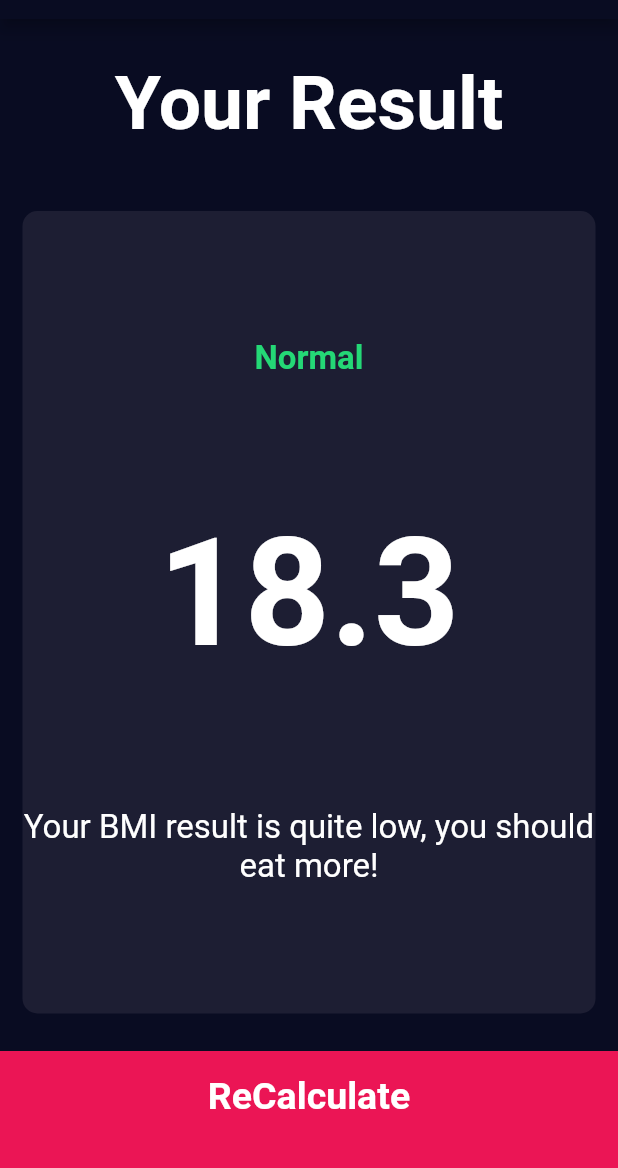
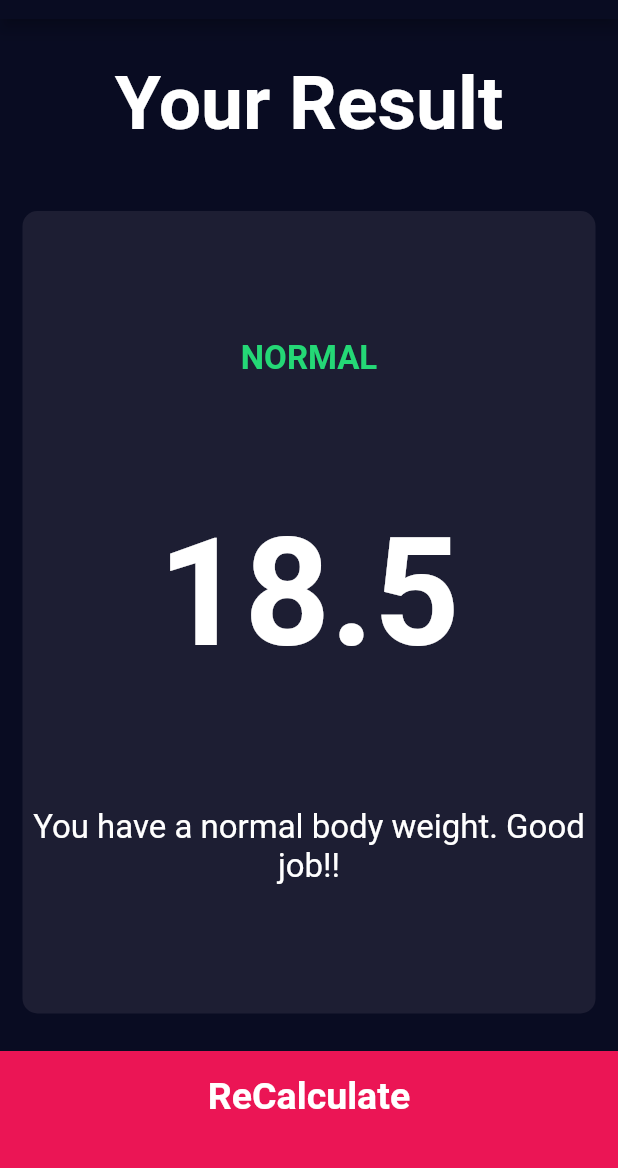
Before and after one commit to ReevMich/Flutter-Training-Series, a Flutter app: the screen it shows after launch, after a tap on "CALCULATE", on a phone screen of 412 x 824 dp, the part 65-1233 px from its top. Run offline on Flutter 3.47's test engine with Material 2 defaults, Android fonts, the light colour scheme and no system bars; our stand-ins replace audioplayers, font_awesome_flutter, rflutter_alert.

Commit message:
implemented BMI functionality

```diff
--- /dev/null
+++ b/bmi-calculator-flutter-master/lib/calculator_brain.dart
@@ -0,0 +1,35 @@
+import 'dart:math';
+
+class CalculatorBrain {
+  final int height;
+  final int weight;
+
+  double _bmi;
+
+  CalculatorBrain({this.height, this.weight});
+
+  String calculateBMI() {
+    _bmi = weight / pow(height/100, 2);
+    return _bmi.toStringAsFixed(1);
+  }
+
+  String getResult() {
+    if (_bmi >= 25) {
+      return 'Overeight';
+    } else if (_bmi > 18.5) {
+      return 'normal';
+    } else {
+      return 'Underweight';
+    }
+  }
+
+  String getInterpretation() {
+    if (_bmi >= 25) {
+      return 'You have a hiogher than normal body weight. Try to exercise more.';
+    } else if (_bmi > 18.5) {
+      return 'You have a normal body weight. Good job!!';
+    } else {
+      return 'You have a lower than normal body weight. You can eat a bit more.';
+    }
+  }
+}
--- a/bmi-calculator-flutter-master/lib/screens/input_page.dart
+++ b/bmi-calculator-flutter-master/lib/screens/input_page.dart
@@ -1,3 +1,4 @@
+import 'package:bmi_calculator/calculator_brain.dart';
 import 'package:bmi_calculator/components/bottom_button.dart';
 import 'package:bmi_calculator/components/icon_content.dart';
 import 'package:bmi_calculator/components/reusable_card.dart';
@@ -6,7 +7,6 @@ import 'package:bmi_calculator/constants.dart';
 import 'package:bmi_calculator/screens/results_page.dart';
 import 'package:flutter/material.dart';
 import 'package:font_awesome_flutter/font_awesome_flutter.dart';
-
 
 enum Gender { male, female }
 
@@ -216,10 +216,16 @@ class _InputPageState extends State<InputPage> {
           BottomButton(
             text: 'CALCULATE',
             onPress: () {
+              final calc = CalculatorBrain(height: height, weight: weight);
               Navigator.push(
                 context,
                 MaterialPageRoute<ResultPage>(
-                    builder: (context) => ResultPage()),
+                  builder: (context) => ResultPage(
+                    bmiResult: calc.calculateBMI(),
+                    resultText: calc.getResult(),
+                    interpretation: calc.getInterpretation(),
+                  ),
+                ),
               );
             },
           )
--- a/bmi-calculator-flutter-master/lib/screens/results_page.dart
+++ b/bmi-calculator-flutter-master/lib/screens/results_page.dart
@@ -4,6 +4,13 @@ import 'package:bmi_calculator/components/reusable_card.dart';
 import 'package:flutter/material.dart';
 
 class ResultPage extends StatelessWidget {
+
+  final String bmiResult;
+  final String resultText;
+  final String interpretation;
+
+  ResultPage({@required this.bmiResult, @required this.resultText, @required this.interpretation});
+
   @override
   Widget build(BuildContext context) {
     return Scaffold(
@@ -33,15 +40,15 @@ class ResultPage extends StatelessWidget {
                   crossAxisAlignment: CrossAxisAlignment.center,
                   children: <Widget>[
                     Text(
-                      'Normal',
+                      resultText.toUpperCase(),
                       style: kResultTextStyle,
                     ),
                     Text(
-                      '18.3',
+                      bmiResult,
                       style: kBMITextStyle,
                     ),
                     Text(
-                      'Your BMI result is quite low, you should eat more!',
+                      interpretation,
                       textAlign: TextAlign.center,
                       style: kBodyTextStyle,
                     )
```
